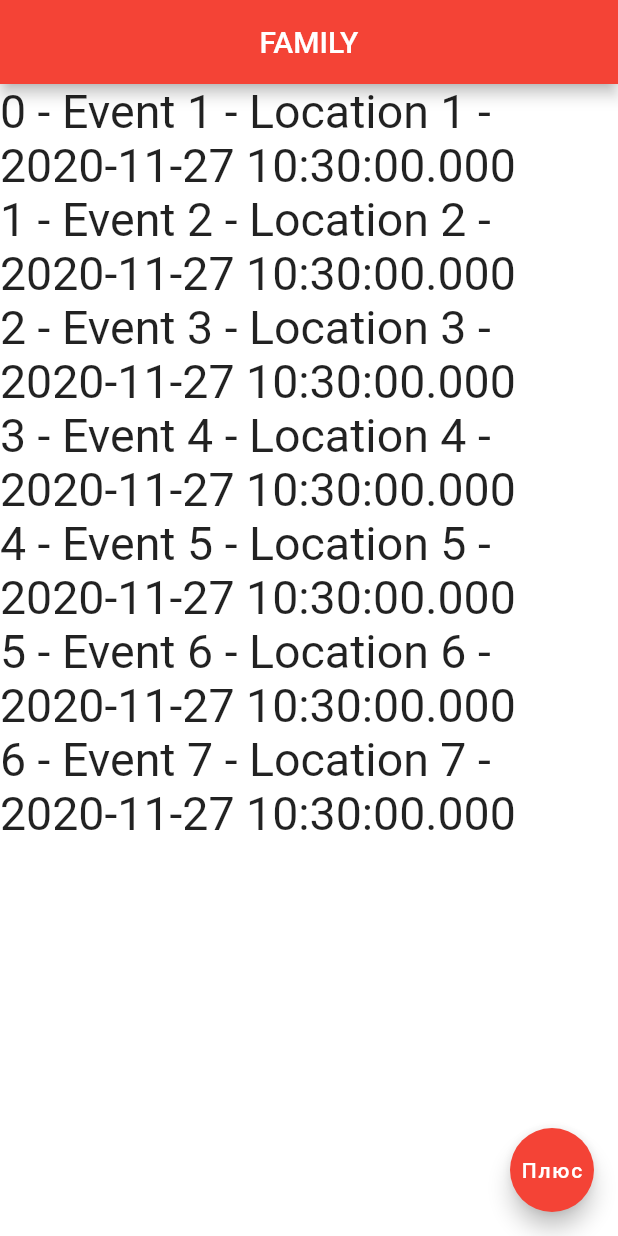
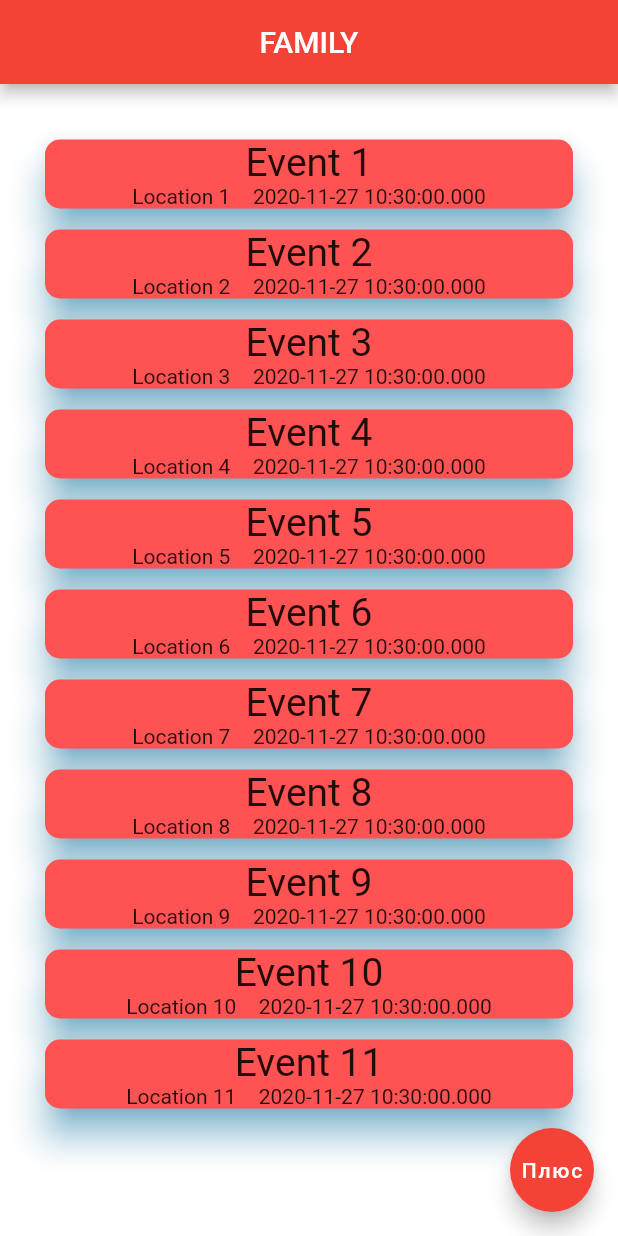
Before and after one commit to devrimma/Widgets, a Flutter app: the screen it shows after launch, on a phone screen of 412 x 824 dp. Run offline on Flutter 3.47's test engine with Material 2 defaults, Android fonts, the phone set to English and light mode, and no system bars.

Commit message:
widget Card

```diff
--- a/lib/main.dart
+++ b/lib/main.dart
@@ -17,6 +17,10 @@ class MyFirstWidgets extends StatelessWidget {
     Event(name: "Event 5", location: "Location 5", date: DateTime.now()),
     Event(name: "Event 6", location: "Location 6", date: DateTime.now()),
     Event(name: "Event 7", location: "Location 7", date: DateTime.now()),
+    Event(name: "Event 8", location: "Location 8", date: DateTime.now()),
+    Event(name: "Event 9", location: "Location 9", date: DateTime.now()),
+    Event(name: "Event 10", location: "Location 10", date: DateTime.now()),
+    Event(name: "Event 11", location: "Location 11", date: DateTime.now()),
   ];
 
   @override
@@ -30,11 +34,33 @@ class MyFirstWidgets extends StatelessWidget {
             backgroundColor: Colors.red,
           ),
           body: ListView.builder(
+            physics: BouncingScrollPhysics(),
+            padding: EdgeInsets.all(30),
             itemCount: event.length,
-            itemBuilder: (_, index) => Text(
-              "$index - ${event[index].name} - ${event[index].location} "
-                  "- ${event[index].date}",
-              style: TextStyle(fontSize: 31.0),),
+            itemBuilder: (_, index) => Card(
+              color: Colors.redAccent,
+              elevation: 10,
+              shadowColor: Colors.lightBlue,
+              margin: EdgeInsets.symmetric(vertical: 7),
+              shape: RoundedRectangleBorder(
+                  borderRadius: BorderRadius.circular(10)
+              ),
+              child: Column(
+                children: [
+                  Text(
+                    "${event[index].name}",
+                    style: TextStyle(fontSize: 26.0),),
+                  Row(
+                    mainAxisAlignment: MainAxisAlignment.center ,
+                    children: [
+                      Text("${event[index].location}"),
+                      SizedBox(width: 15.0),
+                      Text("${event[index].date.toString()}"),
+                    ],
+                  ),
+                ],
+              ),
+            ),
           ),
           floatingActionButton: FloatingActionButton(
             child: Text("Плюс"),
```
